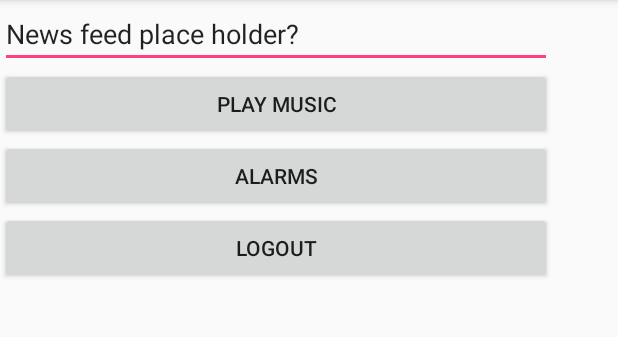
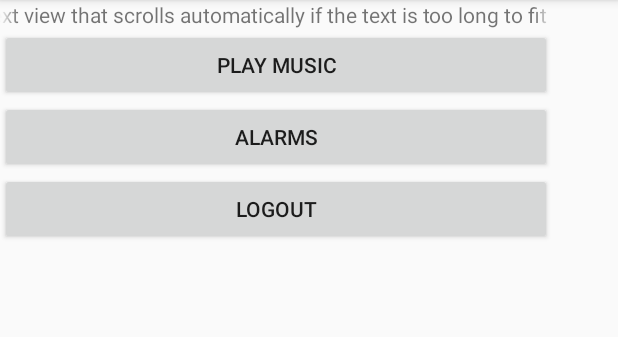
Before and after one commit to sarahCRichmond/AndroidRadio, an Android app: the MainMenuActivity screen opened directly, with no data from a screen before it, on a phone screen of 412 x 824 dp, the part 84-421 px from its top. Run offline under Robolectric (Android 15) with nearby library versions, the phone set to English and light mode, and no system bars.

Commit message:
Fixed some stuff

```diff
--- a/app/src/main/java/com/example/pchan/mysqldemo/MainMenuActivity.java
+++ b/app/src/main/java/com/example/pchan/mysqldemo/MainMenuActivity.java
@@ -11,6 +11,7 @@ public class MainMenuActivity extends AppCompatActivity {
     protected void onCreate(Bundle savedInstanceState) {
         super.onCreate(savedInstanceState);
         setContentView(R.layout.main_menu);
+        findViewById(R.id.textView4).setSelected(true);
     }
 
     public void OnAlarms(View view) {
--- a/app/src/main/res/layout/main_menu.xml
+++ b/app/src/main/res/layout/main_menu.xml
@@ -13,13 +13,18 @@
         tools:layout_editor_absoluteX="8dp"
         tools:layout_editor_absoluteY="8dp">
 
-        <EditText
-            android:id="@+id/editText"
-            android:layout_width="match_parent"
+        <TextView
+            android:id="@+id/textView4"
+            android:layout_width="wrap_content"
             android:layout_height="wrap_content"
-            android:ems="10"
-            android:inputType="textPersonName"
-            android:text="News feed place holder?" />
+            android:text="Single-line text view that scrolls automatically if the text is too long to fit in the widget"
+            android:singleLine="true"
+            android:ellipsize="marquee"
+            android:marqueeRepeatLimit ="marquee_forever"
+            android:focusable="true"
+            android:focusableInTouchMode="true"
+            android:scrollHorizontally="true"
+            />
 
         <Button
             android:layout_width="match_parent"
@@ -38,5 +43,6 @@
             android:layout_height="wrap_content"
             android:onClick="OnLogout"
             android:text="Logout" />
+
     </LinearLayout>
 </android.support.constraint.ConstraintLayout>
```
